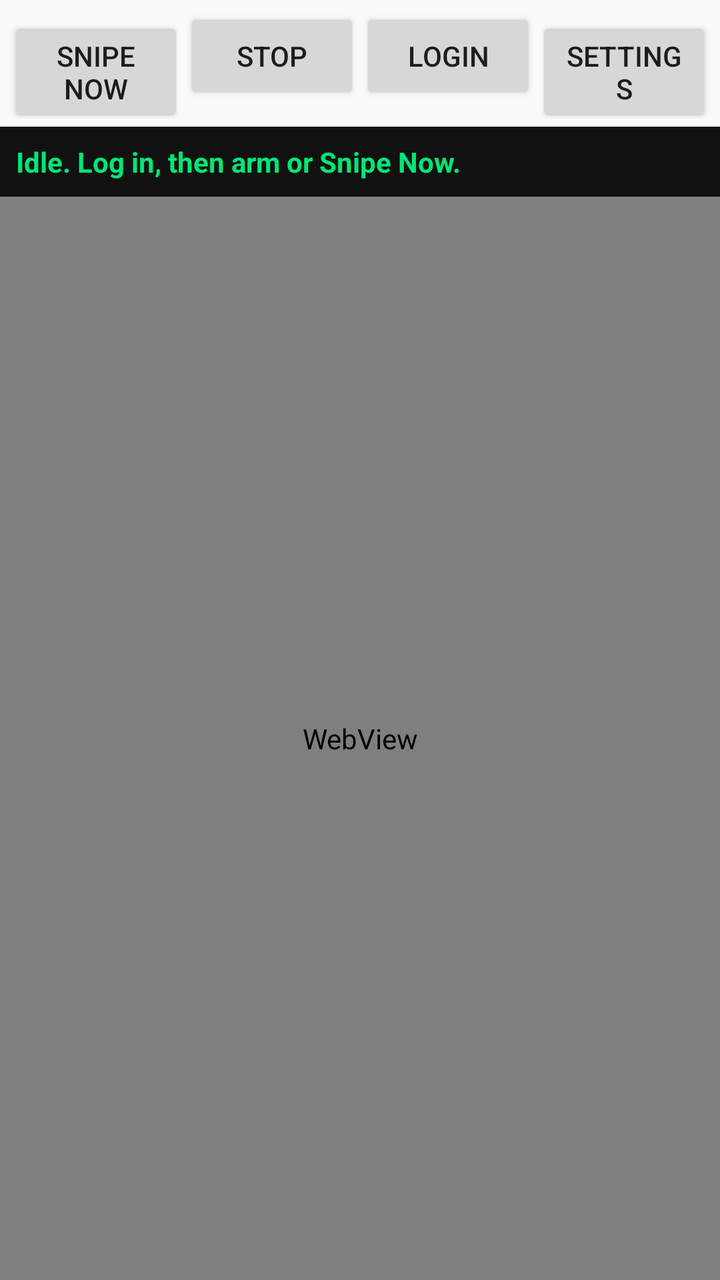
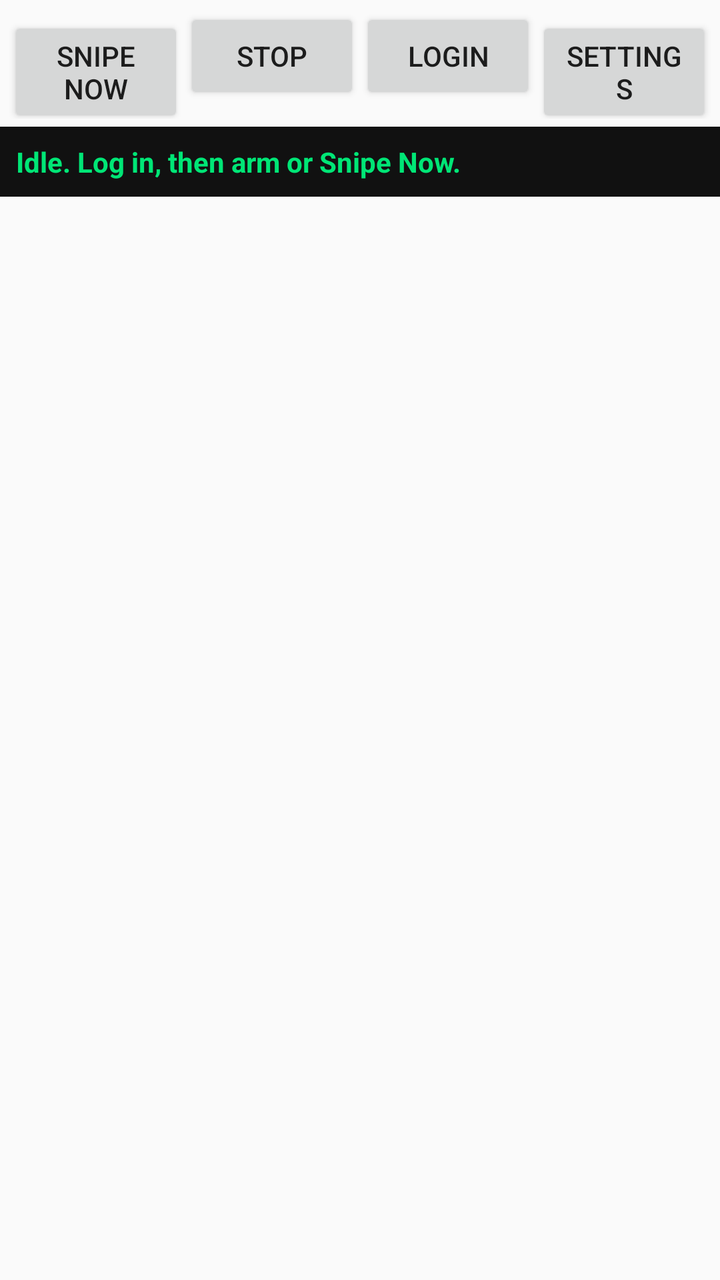

Before-and-after screenshots of an Android layout around one commit, followed by the original layout XML and the change that was made.
<!-- AndroidManifest.xml: application theme Theme.PrenotaSniper -->
<!-- res/layout/activity_main.xml -->
<?xml version="1.0" encoding="utf-8"?>
<LinearLayout xmlns:android="http://schemas.android.com/apk/res/android"
    android:layout_width="match_parent"
    android:layout_height="match_parent"
    android:orientation="vertical">

    <LinearLayout
        android:layout_width="match_parent"
        android:layout_height="wrap_content"
        android:orientation="horizontal"
        android:padding="4dp">

        <Button
            android:id="@+id/btnSnipe"
            android:layout_width="0dp"
            android:layout_height="wrap_content"
            android:layout_weight="1"
            android:text="SNIPE NOW" />

        <Button
            android:id="@+id/btnStop"
            android:layout_width="0dp"
            android:layout_height="wrap_content"
            android:layout_weight="1"
            android:text="STOP" />

        <Button
            android:id="@+id/btnHome"
            android:layout_width="0dp"
            android:layout_height="wrap_content"
            android:layout_weight="1"
            android:text="LOGIN" />

        <Button
            android:id="@+id/btnSettings"
            android:layout_width="0dp"
            android:layout_height="wrap_content"
            android:layout_weight="1"
            android:text="SETTINGS" />
    </LinearLayout>

    <TextView
        android:id="@+id/txtStatus"
        android:layout_width="match_parent"
        android:layout_height="wrap_content"
        android:padding="8dp"
        android:textStyle="bold"
        android:textSize="14sp"
        android:background="#111111"
        android:textColor="#00E676"
        android:text="Idle. Log in, then arm or Snipe Now." />

    <WebView
        android:id="@+id/webview"
        android:layout_width="match_parent"
        android:layout_height="0dp"
        android:layout_weight="1" />

</LinearLayout>
<!-- resources referenced by this layout -->
<resources>
  <style name="Theme.PrenotaSniper" parent="Theme.AppCompat.Light.NoActionBar">
          <item name="colorPrimary">#0B3D91</item>
          <item name="colorPrimaryDark">#082B66</item>
          <item name="colorAccent">#1976D2</item>
      </style>
</resources>

<!-- the commit's change to res/layout/activity_main.xml (unified diff, before → after) -->
@@ -50,8 +50,8 @@
         android:textColor="#00E676"
         android:text="Idle. Log in, then arm or Snipe Now." />
 
-    <WebView
-        android:id="@+id/webview"
+    <FrameLayout
+        android:id="@+id/webContainer"
         android:layout_width="match_parent"
         android:layout_height="0dp"
         android:layout_weight="1" />
